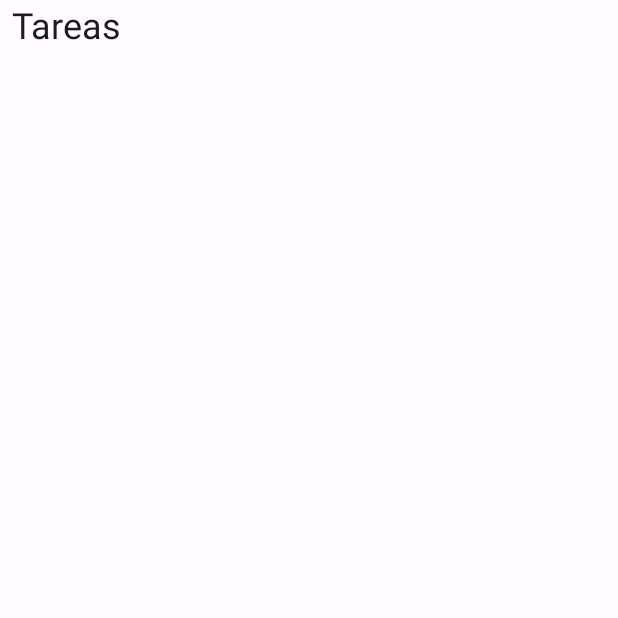
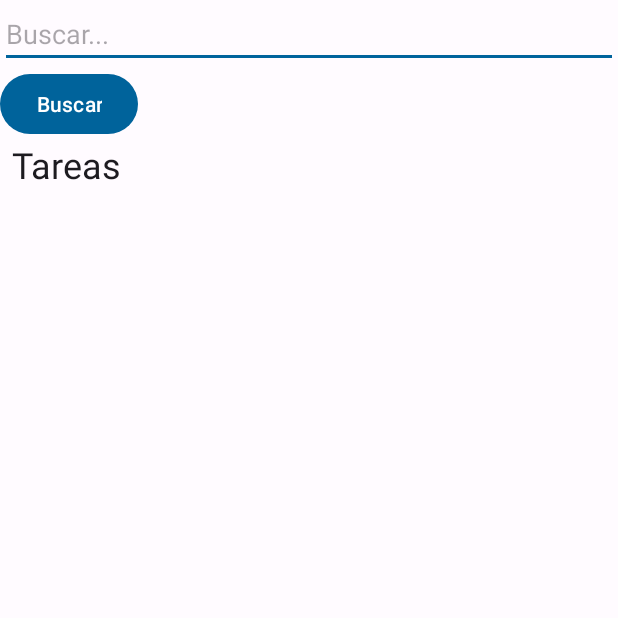
Before and after one commit to israUSA/ProyectoAppTarea, an Android app: the activity_mostrar_tareas screen opened directly, with no data from a screen before it, on a phone screen of 412 x 824 dp, the top half of it. Before the commit the part shown is almost empty. Run offline under Robolectric (Android 15) with nearby library versions, the light colour scheme and no system bars; 1 statement that could not run was skipped.

Commit message:
bug 1 buscador

```diff
--- a/app/src/main/java/com/example/proyectoapptarea/activity_mostrar_tareas.java
+++ b/app/src/main/java/com/example/proyectoapptarea/activity_mostrar_tareas.java
@@ -9,6 +9,11 @@ import android.database.Cursor;
 import android.database.sqlite.SQLiteDatabase;
 import android.os.Bundle;
 
+import android.util.Log;
+import android.view.View;
+import android.widget.Button;
+import android.widget.EditText;
+import android.widget.SearchView;
 import android.widget.TextView;
 import android.widget.Toast;
 
@@ -21,12 +26,28 @@ import java.util.List;
     public class activity_mostrar_tareas extends AppCompatActivity {
         List<listaTareas> elements;
         listaAdaptador listAdapter;
+        EditText editTextSearch;
+        Button buttonSearch;
+        RecyclerView cardTareas;
 
         @Override
         protected void onCreate(Bundle savedInstanceState) {
             super.onCreate(savedInstanceState);
+            editTextSearch = findViewById(R.id.editTextSearch);
+            buttonSearch = findViewById(R.id.buttonSearch);
+            cardTareas = findViewById(R.id.cardTareas);
             setContentView(R.layout.activity_mostrar_tareas);
             init();
+
+            buttonSearch.setOnClickListener(new View.OnClickListener() {
+                @Override
+                public void onClick(View view) {
+/*                    String searchText = editTextSearch.getText().toString();*/
+                    Log.d("HOLA", "TEXTO BUSC: ");
+                }
+            });
+
+
         }
 
         @SuppressLint("Range")
@@ -56,6 +77,36 @@ import java.util.List;
             }
         }
 
+/*        @SuppressLint("Range")
+        private void obtenerDatosDeLaBaseDeDatosBusqueda() {
+            BDTareaApp bdTareaApp = new BDTareaApp(this);
+            SQLiteDatabase db = bdTareaApp.getWritableDatabase();
+
+            editTextSearch = findViewById(R.id.editTextSearch);
+            String nombre = editTextSearch.getText().toString();
+
+            if (db != null) {
+                elements = new ArrayList<>();
+//                TextView tituloTmp = findViewById(R.id.ViuwTitulo);
+//                TextView descripcionTmp = findViewById(R.id.ViuwDescripcion);
+//                TextView FechaLimiteTmp = findViewById(R.id.ViuwFechaLimite);
+
+                Cursor ct = db.rawQuery("SELECT * FROM Tarea WHERE titulo_tarea LIKE '%" + nombre + "%'");
+                if (ct.moveToFirst()) {
+                    do {
+                        String titulo = ct.getString(ct.getColumnIndex("titulo_tarea"));
+                        String descripcion = ct.getString(ct.getColumnIndex("descripcion"));
+                        String fechaLimite = ct.getString(ct.getColumnIndex("fechaVencimiento"));
+                        listaTareas tarea = new listaTareas(titulo, descripcion, fechaLimite);
+
+                        elements.add(tarea);
+                    } while (ct.moveToNext());
+                }
+                ct.close();
+                //db.close();
+            }
+        }*/
+
         public void init() {
             obtenerDatosDeLaBaseDeDatos();
             listAdapter = new listaAdaptador(elements, this);
--- a/app/src/main/java/com/example/proyectoapptarea/adaptador/listaAdaptador.java
+++ b/app/src/main/java/com/example/proyectoapptarea/adaptador/listaAdaptador.java
@@ -34,13 +34,6 @@ public class listaAdaptador extends RecyclerView.Adapter<listaAdaptador.ViewHold
 
     }
 
-/*    @NonNull
-    @Override
-    public TareaVer onCreateViewHolder(@NonNull ViewGroup parent, int viewType){
-        View view = LayoutInflater.from(parent.getContext()).inflate(R.layout.activity_mostrar_tareas, null, false);
-        return new TareaVer(view);
-    }*/
-
     @Override
     public void onBindViewHolder(final listaAdaptador.ViewHolder holder,final int position) {
         holder.bindData(mData.get(position));
@@ -59,9 +52,6 @@ public class listaAdaptador extends RecyclerView.Adapter<listaAdaptador.ViewHold
         View view = LayoutInflater.from(parent.getContext()).inflate(R.layout.lista_tarea, null, false);
         return new listaAdaptador.ViewHolder(view);
     }
-
-
-
 
     public void setItems(List<listaTareas>items){
         mData= items;
@@ -86,18 +76,6 @@ public class listaAdaptador extends RecyclerView.Adapter<listaAdaptador.ViewHold
             itemView.setOnClickListener(new View.OnClickListener() {
                 @Override
                 public void onClick(View view) {
-                    /*Context context = view.getContext();
-                    Intent intent = new Intent(context, activity_ver_tarea.class);
-                    intent.putExtra("ID", mData.get(getAdapterPosition()).getId());
-                    context.startActivity(intent);
-
-                    int position = getAdapterPosition();
-                    listaTareas tarea = mData.get(position);
-                    int id = tarea.getId();
-                    Log.d("Adapter", "id: " + mData.get(position).getId());
-
-                    Log.d("TAG", "Posición seleccionada: " + position);*/
-
                     int position = getAdapterPosition();
 
                     if (position != RecyclerView.NO_POSITION) {
@@ -118,28 +96,4 @@ public class listaAdaptador extends RecyclerView.Adapter<listaAdaptador.ViewHold
         }
     }
 
-/*    public class TareaVer extends RecyclerView.ViewHolder {
-
-        TextView viewNombre, viewFecha, viewDescripcion;
-
-        public TareaVer(@NonNull View itemView) {
-            super(itemView);
-
-            viewNombre = itemView.findViewById(R.id.viewNombre);
-            viewFecha = itemView.findViewById(R.id.viewFecha);
-            viewDescripcion = itemView.findViewById(R.id.viewDescripcion);
-
-            itemView.setOnClickListener(new View.OnClickListener() {
-                @Override
-                public void onClick(View view) {
-                    Context context = view.getContext();
-                    Intent intent = new Intent(context, activity_ver_tarea.class);
-                    intent.putExtra("ID", listaTareas.get(getAdapterPosition()).getId());
-                    context.startActivity(intent);
-                }
-            });
-
-        }
-    }*/
-
 }
--- a/app/src/main/res/layout/activity_mostrar_tareas.xml
+++ b/app/src/main/res/layout/activity_mostrar_tareas.xml
@@ -11,6 +11,19 @@
         android:layout_height="wrap_content"
         android:layout_weight="1"
         android:orientation="vertical">
+
+        <EditText
+            android:id="@+id/editTextSearch"
+            android:layout_width="match_parent"
+            android:layout_height="wrap_content"
+            android:hint="Buscar..." />
+
+        <Button
+            android:id="@+id/buttonSearch"
+            android:layout_width="wrap_content"
+            android:layout_height="wrap_content"
+            android:text="Buscar" />
+
 
         <TextView
             android:id="@+id/textView2"
```
